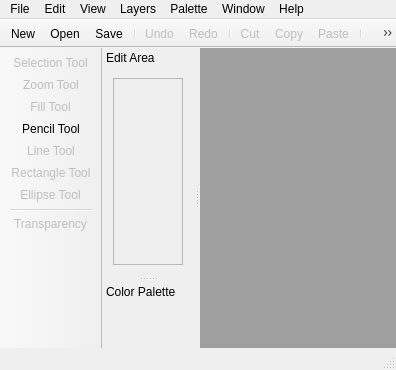
Before: the Qt Designer form screens/main_window.ui in LeoBusta/PixelBooster, drawn with Qt 5.
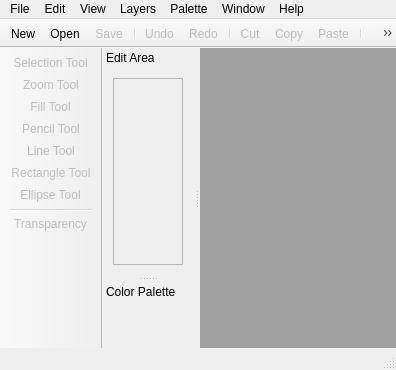
After: the same form once the commit is applied. Icons and pictures are not drawn. Custom widgets are drawn as their Qt base class.

Commit message: disabling stuff that are not working! :)

```diff
--- a/screens/main_window.ui
+++ b/screens/main_window.ui
@@ -409,7 +409,7 @@
   </action>
   <action name="actionSave">
    <property name="enabled">
-    <bool>true</bool>
+    <bool>false</bool>
    </property>
    <property name="icon">
     <iconset resource="../resources/icons/icons.qrc">
@@ -783,7 +783,7 @@
   </action>
   <action name="actionPencil_Tool">
    <property name="enabled">
-    <bool>true</bool>
+    <bool>false</bool>
    </property>
    <property name="icon">
     <iconset resource="../resources/icons/icons.qrc">
```
Left out of the diff: 6 changed lines with no effect on the pictures. The commit also changes 1 other file.
